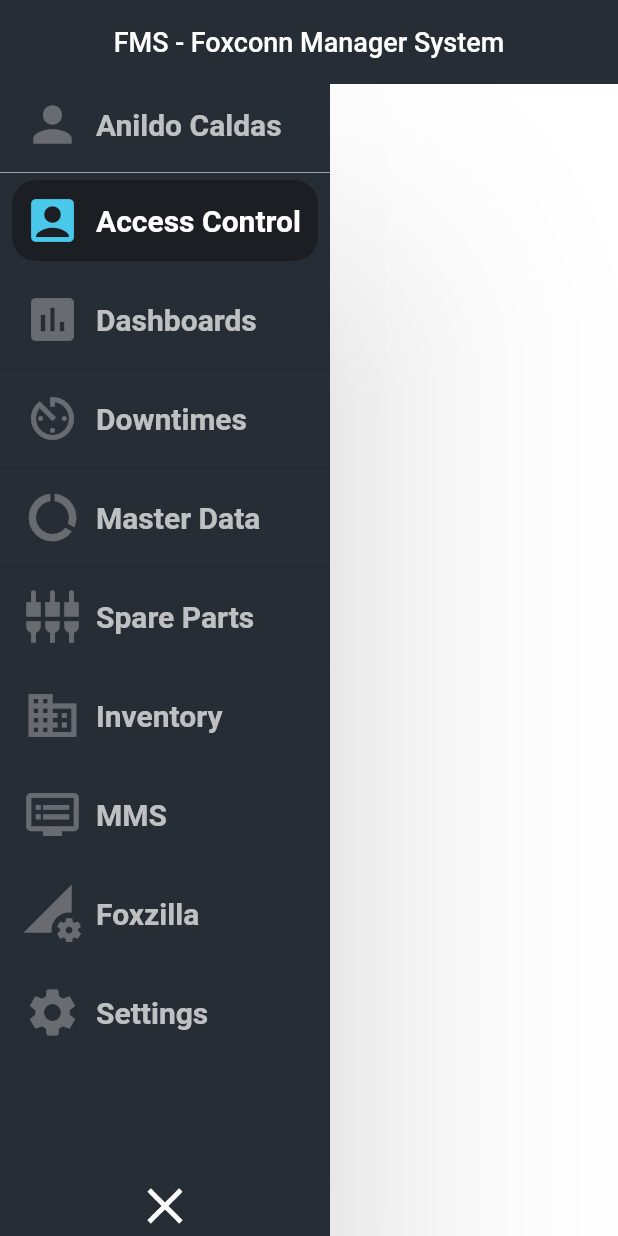
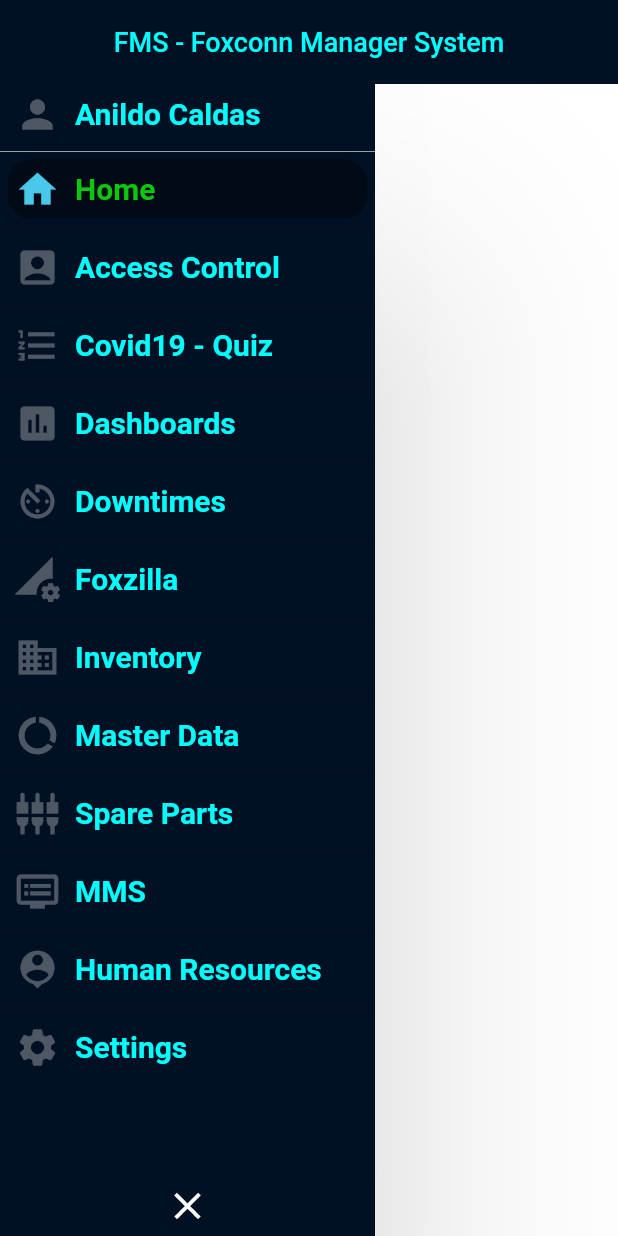
Before and after one commit to AnildoCaldasDev/DowntimeAppFlutter, a Flutter app: the screen it shows after launch, on a phone screen of 412 x 824 dp. Run offline on Flutter 3.47's test engine with Material 2 defaults, Android fonts, the phone set to English and light mode, and no system bars.

Commit message:
changed layout of appand added bloc navigation files

```diff
--- a/downtime_app_flutter/lib/commons/collapsing_list_tile.dart
+++ b/downtime_app_flutter/lib/commons/collapsing_list_tile.dart
@@ -27,7 +27,7 @@
   void initState() {
     super.initState();
     widthAnimation =
-        Tween<double>(begin: 220, end: 70).animate(widget.animationController);
+        Tween<double>(begin: 250, end: 50).animate(widget.animationController);
     sizedBoxAnimation =
         Tween<double>(begin: 10, end: 0).animate(widget.animationController);
   }
@@ -41,17 +41,17 @@
             color: widget.isSelected ? Colors.transparent.withOpacity(0.3) : Colors.transparent
           ),
           width: widthAnimation.value,
-          margin: EdgeInsets.symmetric(horizontal: 8.0),
-          padding: EdgeInsets.symmetric(horizontal: 8.0, vertical: 8.0),
+          margin: EdgeInsets.symmetric(horizontal: 5.0),
+          padding: EdgeInsets.symmetric(horizontal: 5.0, vertical: 5.0),
           child: Row(
             children: <Widget>[
               Icon(
                 widget.icon,
                 color: widget.isSelected ? selectedColor : Colors.white30,
-                size: 38.0,
+                size: 30.0,
               ),
               SizedBox(width: sizedBoxAnimation.value),
-              (widthAnimation.value >= 220)
+              (widthAnimation.value >= 250)
                   ? Text(widget.title,
                       style: widget.isSelected
                           ? listTitleSelectedTextStyle
--- a/downtime_app_flutter/lib/commons/collapsing_navigation_drawer.dart
+++ b/downtime_app_flutter/lib/commons/collapsing_navigation_drawer.dart
@@ -13,8 +13,8 @@
 
 class CollapsingNavigationDrawerState extends State<CollapsingNavigationDrawer>
     with SingleTickerProviderStateMixin {
-  double maxWidth = 220;
-  double minWidth = 70;
+  double maxWidth = 250;
+  double minWidth = 50;
   bool isCollapsed = true;
   AnimationController _animationController;
   Animation<double> widthAnimation;
@@ -24,7 +24,7 @@
   void initState() {
     super.initState();
     _animationController =
-        AnimationController(vsync: this, duration: Duration(milliseconds: 500));
+        AnimationController(vsync: this, duration: Duration(milliseconds: 200));
     widthAnimation = Tween<double>(begin: maxWidth, end: minWidth)
         .animate(_animationController);
   }
@@ -41,10 +41,10 @@
       elevation: 80.0,
       child: Container(
       width: widthAnimation.value,
-      color: drawerBackgroundColor,
+     // color: drawerBackgroundColor,
+      color: backGroundColorFuturistic,
       child: Column(
         children: <Widget>[
-          //SizedBox(height: 50.0),
           CollapsingListTile(
             title: 'Anildo Caldas',
             icon: Icons.person,
@@ -86,7 +86,8 @@
                   icon: AnimatedIcons.close_menu,
                   progress: _animationController,
                   color: Colors.white,
-                  size: 40.0)),
+                  size: 30.0)),
+                  SizedBox(height: 5.0),
         ],
       ),
     ));
--- /dev/null
+++ b/downtime_app_flutter/lib/commons/navigation_provider.dart
@@ -0,0 +1,7 @@
+class NavigationProvider {
+  String currentNavigation = "Home";
+
+  void updateNavigation(String navigation) {
+    currentNavigation = navigation;
+  }
+}
--- a/downtime_app_flutter/lib/main.dart
+++ b/downtime_app_flutter/lib/main.dart
@@ -13,32 +13,33 @@
       title: 'Foxgram',
       debugShowCheckedModeBanner: false,
       theme: ThemeData(
-          primarySwatch: Colors.blue,
+        primarySwatch: Colors.blue,
       ),
       home: MyHomePage(),
     );
   }
 }
 
-class MyHomePage extends StatelessWidget{
+class MyHomePage extends StatelessWidget {
   @override
   Widget build(BuildContext context) {
     return Scaffold(
       appBar: new AppBar(
         elevation: 0.0,
-        title: Text("FMS - Foxconn Manager System", style: TextStyle(fontSize: 18)),
+        title: Text("FMS - Foxconn Manager System",
+            style: TextStyle(fontSize: 18, color: textTitleFuturistic)),
         centerTitle: true,
-        backgroundColor: drawerBackgroundColor,
+        //backgroundColor: drawerBackgroundColor,
+        backgroundColor: backGroundColorFuturistic,
       ),
-      // drawer: CollapsingNavigationDrawer(),// deste jeito consigo fazer o gestos para abrir e fechar
+      ///drawer: CollapsingNavigationDrawer(),// deste jeito consigo fazer o gestos para abrir e fechar
       //usando body o menu lateral vai ficar fixo de lado.
       body: Stack(
         children: <Widget>[
-          Container(color: Colors.white,),
+          Container(color: Colors.white),
           CollapsingNavigationDrawer()
         ],
       ),
     );
   }
-
 }
--- a/downtime_app_flutter/lib/model/navigation_model.dart
+++ b/downtime_app_flutter/lib/model/navigation_model.dart
@@ -8,13 +8,16 @@
 }
 
 List<NavigationModel> navigationItems = [
+  NavigationModel(title: "Home", icon: Icons.home),
   NavigationModel(title: "Access Control", icon: Icons.account_box),
+   NavigationModel(title: "Covid19 - Quiz", icon: Icons.format_list_numbered),
   NavigationModel(title: "Dashboards", icon: Icons.insert_chart),
   NavigationModel(title: "Downtimes", icon: Icons.av_timer),
+  NavigationModel(title: "Foxzilla", icon: Icons.perm_data_setting),
+  NavigationModel(title: "Inventory", icon: Icons.domain),
   NavigationModel(title: "Master Data", icon: Icons.data_usage),
   NavigationModel(title: "Spare Parts", icon: Icons.settings_input_component),
-  NavigationModel(title: "Inventory", icon: Icons.domain),
   NavigationModel(title: "MMS", icon: Icons.dvr),
-  NavigationModel(title: "Foxzilla", icon: Icons.perm_data_setting),
+  NavigationModel(title: "Human Resources", icon: Icons.person_pin),
   NavigationModel(title: "Settings", icon: Icons.settings),
 ];
--- a/downtime_app_flutter/lib/theme.dart
+++ b/downtime_app_flutter/lib/theme.dart
@@ -1,7 +1,27 @@
 import 'package:flutter/material.dart';
 
-TextStyle listTitleDefaultTextStyle = TextStyle(color: Colors.white70, fontSize: 20.0, fontWeight: FontWeight.w600);
-TextStyle listTitleSelectedTextStyle = TextStyle(color: Colors.white, fontSize: 20.0, fontWeight: FontWeight.w600);
+// TextStyle listTitleDefaultTextStyle = TextStyle(color: Colors.white70, fontSize: 20.0, fontWeight: FontWeight.w600);
+// TextStyle listTitleSelectedTextStyle = TextStyle(color: Colors.white, fontSize: 20.0, fontWeight: FontWeight.w600);
+
+//futuristic design
+TextStyle listTitleDefaultTextStyle = TextStyle(color: textTitleFuturistic, fontSize: 20.0, fontWeight: FontWeight.w600);
+TextStyle listTitleSelectedTextStyle = TextStyle(color: HexColor("#0bc70e"), fontSize: 20.0, fontWeight: FontWeight.w600);
+
 
 Color selectedColor = Color(0xFF4AC8EA);
 Color drawerBackgroundColor = Color(0xFF272D34);
+
+Color textTitleFuturistic = HexColor("#00fefe");
+Color backGroundColorFuturistic = HexColor("#011023");
+
+class HexColor extends Color {
+  static int _getColorFromHex(String hexColor) {
+    hexColor = hexColor.toUpperCase().replaceAll("#", "");
+    if (hexColor.length == 6) {
+      hexColor = "FF" + hexColor;
+    }
+    return int.parse(hexColor, radix: 16);
+  }
+
+  HexColor(final String hexColor) : super(_getColorFromHex(hexColor));
+}
```
Also changed, not shown: downtime_app_flutter/lib/commons/navigation_drawer_bloc.dart (added, +20 -0 lines).
